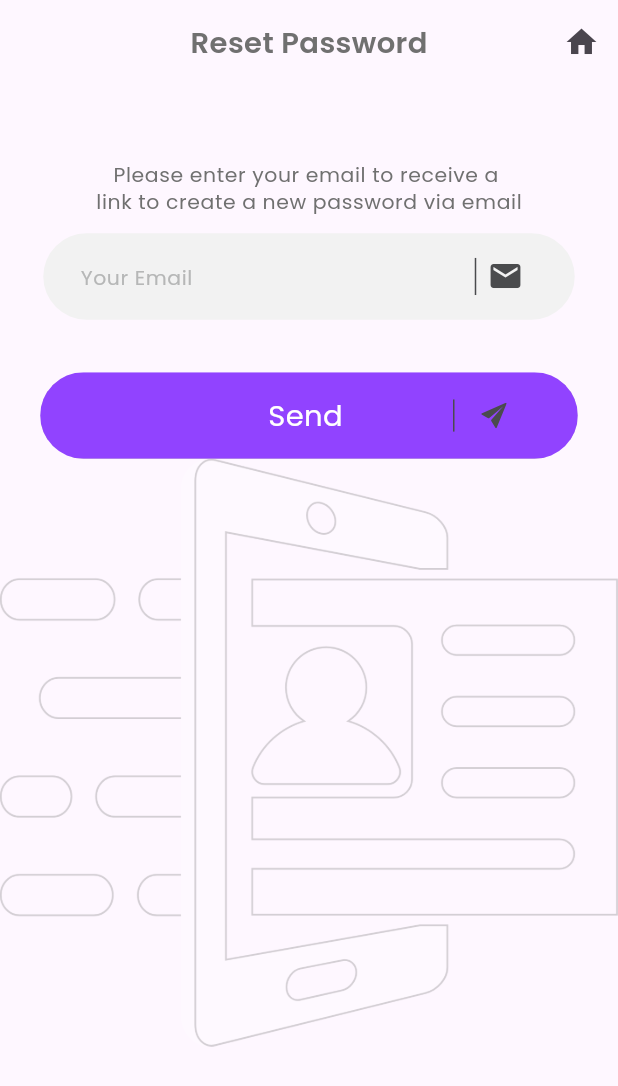
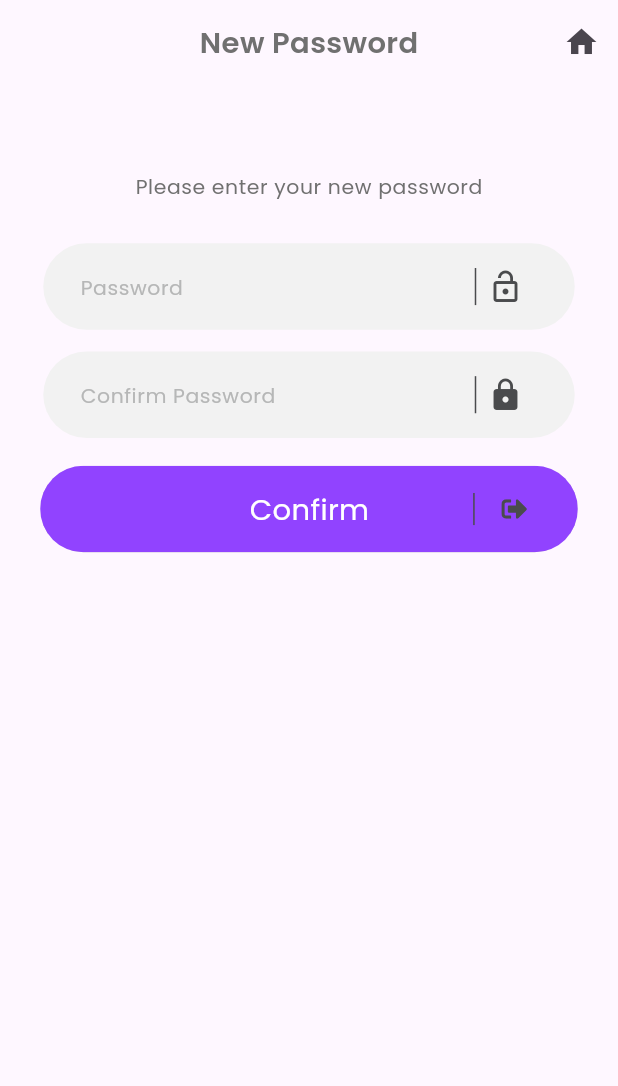
Before and after one commit to hamzafz7/Padilni, a Flutter app: the screen it shows after launch, on a phone screen of 412 x 824 dp. Shown: the top 1086 px of the screen. Run offline on Flutter 3.47's test engine with Material 2 defaults, Android fonts, the phone set to English and light mode, and no system bars; our stand-ins replace dio, flutter_svg, get, google_fonts, shared_preferences, smooth_page_indicator.

Commit message:
auth ended

```diff
--- a/lib/main.dart
+++ b/lib/main.dart
@@ -1,6 +1,6 @@
 import 'package:flutter/material.dart';
 import 'package:get/get.dart';
-import 'package:padilni/presentation/auth/resetpassword/reset_password_page.dart';
+import 'package:padilni/presentation/auth/newpassword/new_password_page.dart';
 import 'package:padilni/utils/routes/app_routes.dart';
 import 'package:padilni/utils/themes.dart';
 
@@ -18,7 +18,7 @@ const MyApp({super.key});
       theme: theme,
       getPages: AppRoutes.appRoutes,
       debugShowCheckedModeBanner: false,
-      home: ResetPasswordPage()
+      home: NewPasswordPage()
     );
   }
 }
--- /dev/null
+++ b/lib/presentation/auth/newpassword/new_password_page.dart
@@ -0,0 +1,74 @@
+import 'package:flutter/material.dart';
+import 'package:flutter_svg/flutter_svg.dart';
+import 'package:get/get.dart';
+import 'package:padilni/utils/widgets/auth_appbar.dart';
+import 'package:padilni/utils/widgets/custom_button.dart';
+import 'package:padilni/utils/widgets/custom_text_form.dart';
+import 'package:padilni/utils/widgets/get_height.dart';
+import 'package:padilni/utils/widgets/get_width.dart';
+import '../../../utils/colors.dart';
+
+// ignore: must_be_immutable
+class NewPasswordPage extends StatelessWidget {
+   NewPasswordPage({super.key});
+ var emailController = TextEditingController();
+ var passwordController = TextEditingController();
+
+  @override
+  Widget build(BuildContext context) {
+    return  Scaffold(
+    appBar: const CustomAppBar(text: "New Password") ,
+    body: SingleChildScrollView(
+      child: Column(
+        crossAxisAlignment: CrossAxisAlignment.center,
+        children: [
+
+          GetHeight(height:Get.height*0.07 ) ,
+
+          Center(
+            child: Text("Please enter your new password",
+            style: Theme.of(context).textTheme.bodySmall,),
+          ) ,
+
+          GetHeight(height: Get.height*0.03),
+
+          CustomFormField(hinttext: "Password",
+          validator: (){ },
+          controller:emailController ,
+          suffix: Icons.lock_open,
+          ),
+          GetHeight(height: Get.height*0.01),
+          CustomFormField(hinttext: "Confirm Password",
+          validator: (){ },
+          controller:emailController ,
+          suffix: Icons.lock,
+          ),
+
+           GetHeight(height: Get.height*0.02),
+          SizedBox(
+            width: Get.width*0.87,
+            child: CustomButton(
+              buttomColor:AppColors.fifthcolor,
+              onpressed: (){}, child: Row(
+              children:[
+                GetWidth(width: Get.width*0.3),
+              Text("Confirm" , style: Theme.of(context).textTheme.bodyMedium!
+        .copyWith(color: AppColors.primaryColor),),
+              GetWidth(width: Get.width*0.15),
+               SizedBox(
+                        height: Get.height*0.026,
+                        child:const  VerticalDivider(
+                          color: AppColors.seventhColor,
+                        )),
+                        GetWidth(width: Get.width*0.025),
+              SvgPicture.asset("assets/images/sign_up_icon.svg")
+                 ] )),
+          ) ,
+
+
+        ],
+      ),
+    )
+    );
+  }
+}
--- a/pubspec.yaml
+++ b/pubspec.yaml
@@ -41,6 +41,9 @@ dependencies:
   google_fonts: ^6.1.0
   smooth_page_indicator: ^1.1.0
   flutter_svg: ^2.0.7
+  pinput: ^3.0.1
+  pin_code_fields: ^8.0.1
+  flutter_otp_text_field: ^1.1.1
 
 dev_dependencies:
   flutter_test:
```
Also changed, not shown: lib/presentation/auth/resetpassword/reset_password_page.dart (+9 -2 lines), lib/presentation/auth/verification/verification_page.dart (added, +126 -0 lines), pubspec.lock, 7 other files.
